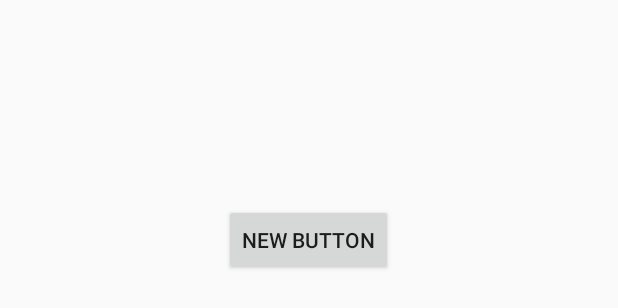
After one commit to ericl0118/Mapit-master, an Android app: the layout activity_chat.xml on its own in the app's theme, with its tools: preview values and no code run, on a phone screen of 412 x 824 dp. The commit adds this screen. Shown: the top 308 px of the screen. Run offline under Robolectric (Android 15) with nearby library versions, the phone set to English and light mode, and no system bars.

Commit message:
class: Photos,Profiles layout: activity_chat (modication), activity_chat(created)

```diff
--- /dev/null
+++ b/app/src/main/res/drawable/mapit_button.xml
@@ -0,0 +1,5 @@
+<?xml version="1.0" encoding="utf-8"?>
+<shape xmlns:android="http://schemas.android.com/apk/res/android"
+android:shape="oval">
+<solid android:color="#000079"/> <!--the color you want as background-->
+</shape>
--- /dev/null
+++ b/app/src/main/res/layout/activity_chat.xml
@@ -0,0 +1,16 @@
+<?xml version="1.0" encoding="utf-8"?>
+<RelativeLayout xmlns:android="http://schemas.android.com/apk/res/android"
+    android:layout_width="match_parent"
+    android:layout_height="match_parent"
+    android:weightSum="1">
+
+    <Button
+        android:layout_width="wrap_content"
+        android:layout_height="wrap_content"
+        android:text="New Button"
+        android:id="@+id/button"
+        android:layout_marginLeft="0dp"
+        android:layout_alignParentTop="true"
+        android:layout_centerHorizontal="true"
+        android:layout_marginTop="136dp" />
+</RelativeLayout>
```
Also changed, not shown: app/src/main/java/com/example/chagnoda/mapit/Photos.java (added, +17 -0 lines), app/src/main/java/com/example/chagnoda/mapit/Profiles.java (added, +27 -0 lines), app/src/main/res/layout/activity_main.xml (+30 -3 lines).
